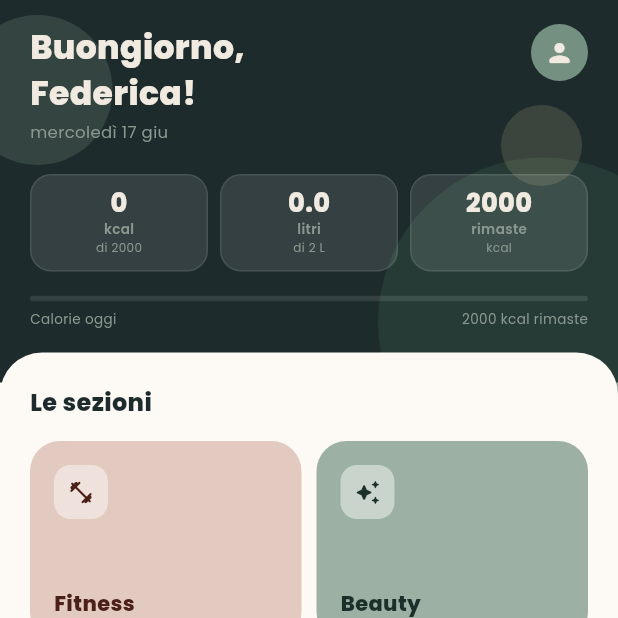
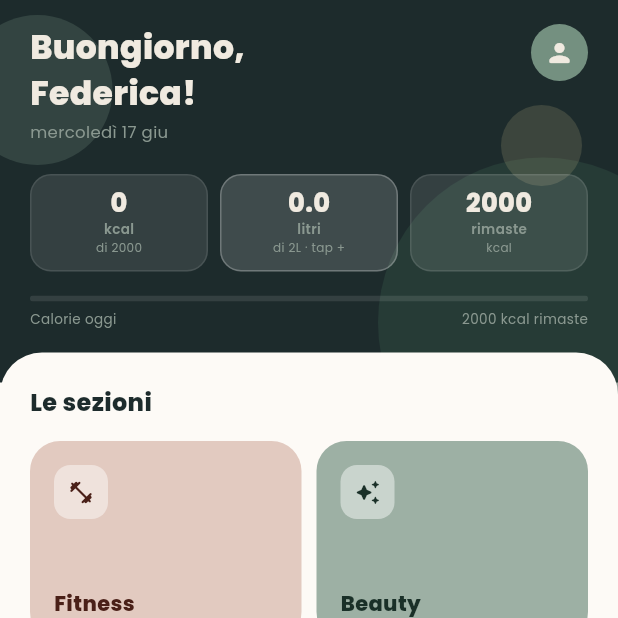
Before and after one commit to federicadeval/grow-glow, a Flutter app: the screen it shows after launch, on a phone screen of 412 x 824 dp, the top half of it. Run offline on Flutter 3.47's test engine with Material 3 defaults, Android fonts, the phone set to English and light mode, and no system bars; our stand-ins replace flutter_riverpod, go_router, google_fonts, image_picker, shared_preferences; missing offline and left inert: dart:js.

Commit message:
Make water pill tappable: tap +500ml, long press -500ml
The water stat in the home hero is now interactive — tap adds a 500ml
bottle, long press removes one. Sub-label shows 'tap +' as hint or
'obiettivo ✓' when the 2L goal is reached. The pill gets a slightly
brighter border to signal interactivity.

Co-Authored-By: Claude <noreply@anthropic.com>

```diff
--- a/lib/features/home/presentation/dashboard_screen.dart
+++ b/lib/features/home/presentation/dashboard_screen.dart
@@ -41,6 +41,8 @@ class DashboardScreen extends ConsumerWidget {
               kcalProgress: kcalProgress,
               waterL: waterL,
               onAvatarTap: () => context.push('/profile'),
+              onWaterTap: () => ref.read(waterProvider.notifier).addBottle(),
+              onWaterLongPress: () => ref.read(waterProvider.notifier).removeBottle(),
             ),
 
             // ── White peel + sections ──
@@ -125,6 +127,8 @@ class _HeroBlock extends StatelessWidget {
   final double kcalProgress;
   final double waterL;
   final VoidCallback onAvatarTap;
+  final VoidCallback onWaterTap;
+  final VoidCallback onWaterLongPress;
 
   const _HeroBlock({
     required this.greeting,
@@ -135,6 +139,8 @@ class _HeroBlock extends StatelessWidget {
     required this.kcalProgress,
     required this.waterL,
     required this.onAvatarTap,
+    required this.onWaterTap,
+    required this.onWaterLongPress,
   });
 
   @override
@@ -231,7 +237,13 @@ class _HeroBlock extends StatelessWidget {
                     children: [
                       Expanded(child: _StatPill(value: '$consumedKcal', label: 'kcal', sub: 'di $targetKcal')),
                       const SizedBox(width: 8),
-                      Expanded(child: _StatPill(value: waterL.toStringAsFixed(1), label: 'litri', sub: 'di 2 L')),
+                      Expanded(child: _StatPill(
+                        value: waterL.toStringAsFixed(1),
+                        label: 'litri',
+                        sub: waterL >= 2.0 ? 'obiettivo ✓' : 'di 2L · tap +',
+                        onTap: onWaterTap,
+                        onLongPress: onWaterLongPress,
+                      )),
                       const SizedBox(width: 8),
                       Expanded(child: _StatPill(value: '$remaining', label: 'rimaste', sub: 'kcal')),
                     ],
@@ -278,16 +290,20 @@ class _StatPill extends StatelessWidget {
   final String value;
   final String label;
   final String sub;
-  const _StatPill({required this.value, required this.label, required this.sub});
+  final VoidCallback? onTap;
+  final VoidCallback? onLongPress;
+  const _StatPill({required this.value, required this.label, required this.sub, this.onTap, this.onLongPress});
 
   @override
   Widget build(BuildContext context) {
-    return Container(
+    final pill = Container(
       padding: const EdgeInsets.symmetric(vertical: 10, horizontal: 6),
       decoration: BoxDecoration(
-        color: Colors.white.withValues(alpha: 0.1),
+        color: onTap != null
+            ? Colors.white.withValues(alpha: 0.15)
+            : Colors.white.withValues(alpha: 0.1),
         borderRadius: BorderRadius.circular(14),
-        border: Border.all(color: Colors.white.withValues(alpha: 0.1)),
+        border: Border.all(color: Colors.white.withValues(alpha: onTap != null ? 0.25 : 0.1)),
       ),
       child: Column(
         mainAxisSize: MainAxisSize.min,
@@ -305,6 +321,8 @@ class _StatPill extends StatelessWidget {
         ],
       ),
     );
+    if (onTap == null && onLongPress == null) return pill;
+    return GestureDetector(onTap: onTap, onLongPress: onLongPress, child: pill);
   }
 }
 
```
